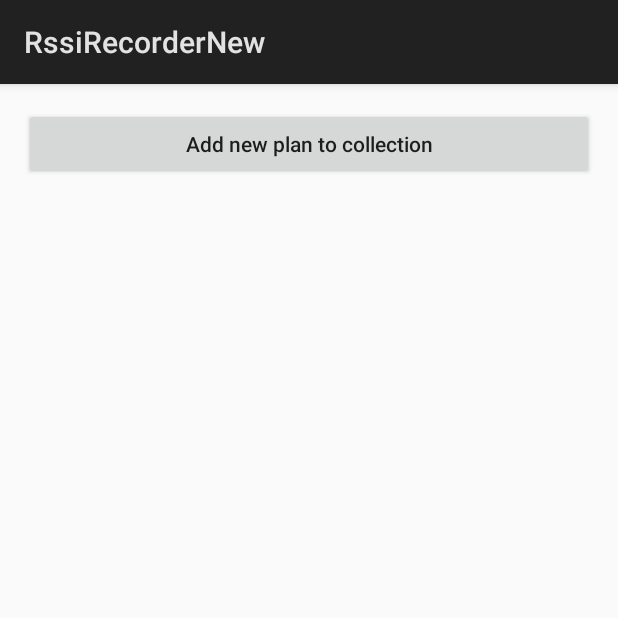
After one commit to themysteq/rssi-recorder-new, an Android app: the PlansManagerActivity screen opened directly, with no data from a screen before it, on a phone screen of 412 x 824 dp, the top half of it. The commit adds this screen. Run offline under Robolectric (Android 15) with nearby library versions, the phone set to English and light mode, and no system bars; our stand-ins replace EventBus; libraries missing offline, so code that uses them is left out: com.github.angads25.filepicker; 7 statements that could not run were skipped.

Commit message:
first version of PlansFileManaget - not yet able to write Plan files

```diff
--- a/app/build.gradle
+++ b/app/build.gradle
@@ -27,5 +27,8 @@ dependencies {
     testCompile 'junit:junit:4.12'
     compile 'org.greenrobot:eventbus:3.0.0'
     compile 'com.google.code.gson:gson:2.8.0'
+  //  compile 'com.github.bumptech.glide:glide:3.7.0'
+ //   compile 'com.github.esafirm.android-image-picker:imagepicker:1.5.0'
+    compile 'com.github.angads25:filepicker:1.1.0'
 
 }
--- /dev/null
+++ b/app/src/main/java/pl/mysteq/software/rssirecordernew/activities/PlansManagerActivity.java
@@ -0,0 +1,87 @@
+package pl.mysteq.software.rssirecordernew.activities;
+
+import android.app.Activity;
+import android.os.Bundle;
+import android.os.Environment;
+import android.util.Log;
+import android.view.View;
+import android.widget.Button;
+import android.widget.Toast;
+
+import com.github.angads25.filepicker.controller.DialogSelectionListener;
+import com.github.angads25.filepicker.model.DialogConfigs;
+import com.github.angads25.filepicker.model.DialogProperties;
+import com.github.angads25.filepicker.view.FilePickerDialog;
+
+import org.greenrobot.eventbus.EventBus;
+
+import java.io.File;
+
+import pl.mysteq.software.rssirecordernew.R;
+import pl.mysteq.software.rssirecordernew.events.AddPlanEvent;
+import pl.mysteq.software.rssirecordernew.managers.PlansFileManager;
+
+public class PlansManagerActivity extends Activity {
+
+    //class wide variables
+    private static final String LogTAG = "PlansManagerActivity";
+    private DialogProperties chooseNewPlanProperties;
+    private FilePickerDialog chooseNewPlanDialog;
+    private PlansFileManager plansFileManager;
+
+    //widgets
+    Button addNewPlanButton ;
+
+
+
+    @Override
+    protected void onCreate(Bundle savedInstanceState) {
+        super.onCreate(savedInstanceState);
+        setContentView(R.layout.activity_plans_manager);
+
+        addNewPlanButton = (Button) findViewById(R.id.addNewPlanButton);
+
+
+        addNewPlanButton.setOnClickListener(new View.OnClickListener() {
+            @Override
+            public void onClick(View v) {
+
+                chooseNewPlanDialog = new FilePickerDialog(v.getContext(),chooseNewPlanProperties);
+                chooseNewPlanDialog.setDialogSelectionListener(new DialogSelectionListener() {
+                    @Override
+                    public void onSelectedFilePaths(String[] files) {
+                        if(files.length ==1){
+                            Log.d(LogTAG,"Sending event: "+files[0]);
+                            EventBus.getDefault().post(new AddPlanEvent(files[0]));
+
+                        }
+                        else
+                        {
+                            Toast.makeText(getApplicationContext(),"Select failed.",Toast.LENGTH_SHORT).show();
+                        }
+                    }
+                });
+                chooseNewPlanDialog.setTitle("Pick a plan");
+                chooseNewPlanDialog.show();
+            }
+        });
+
+    }
+
+    @Override
+    public void onContentChanged() {
+        super.onContentChanged();
+
+        plansFileManager = PlansFileManager.getInstance();
+
+        chooseNewPlanProperties = new DialogProperties();
+        chooseNewPlanProperties.selection_type = DialogConfigs.SINGLE_MODE;
+        chooseNewPlanProperties.selection_type=DialogConfigs.FILE_SELECT;
+        chooseNewPlanProperties.root = Environment.getExternalStorageDirectory();
+        chooseNewPlanProperties.error_dir = new File(DialogConfigs.DEFAULT_DIR);
+        chooseNewPlanProperties.offset = Environment.getExternalStoragePublicDirectory(Environment.DIRECTORY_DOWNLOADS);
+        chooseNewPlanProperties.extensions = PlansFileManager.plans_extensions.split(":");
+
+
+    }
+}
--- a/app/src/main/res/layout/activity_main.xml
+++ b/app/src/main/res/layout/activity_main.xml
@@ -8,7 +8,7 @@
     android:paddingLeft="@dimen/activity_horizontal_margin"
     android:paddingRight="@dimen/activity_horizontal_margin"
     android:paddingTop="@dimen/activity_vertical_margin"
-    tools:context="pl.mysteq.software.rssirecordernew.MainActivity">
+    tools:context="pl.mysteq.software.rssirecordernew.activities.MainActivity">
 
     <LinearLayout
         android:orientation="vertical"
--- /dev/null
+++ b/app/src/main/res/layout/activity_plans_manager.xml
@@ -0,0 +1,40 @@
+<?xml version="1.0" encoding="utf-8"?>
+<RelativeLayout xmlns:android="http://schemas.android.com/apk/res/android"
+    xmlns:tools="http://schemas.android.com/tools"
+    android:id="@+id/activity_plans_manager"
+    android:layout_width="match_parent"
+    android:layout_height="match_parent"
+    android:paddingBottom="@dimen/activity_vertical_margin"
+    android:paddingLeft="@dimen/activity_horizontal_margin"
+    android:paddingRight="@dimen/activity_horizontal_margin"
+    android:paddingTop="@dimen/activity_vertical_margin"
+    tools:context="pl.mysteq.software.rssirecordernew.activities.PlansManagerActivity">
+
+    <LinearLayout
+        android:orientation="vertical"
+        android:layout_width="match_parent"
+        android:layout_height="match_parent"
+        android:layout_centerVertical="true"
+        android:layout_centerHorizontal="true">
+
+        <LinearLayout
+            android:orientation="horizontal"
+            android:layout_width="match_parent"
+            android:layout_height="wrap_content">
+
+            <Button
+                android:text="Add new plan to collection"
+                android:layout_width="wrap_content"
+                android:layout_height="wrap_content"
+                android:id="@+id/addNewPlanButton"
+                android:layout_weight="1"
+                android:textAllCaps="false"
+                android:textAlignment="center" />
+        </LinearLayout>
+
+        <ListView
+            android:layout_width="match_parent"
+            android:layout_height="match_parent"
+            android:id="@+id/plansListView" />
+    </LinearLayout>
+</RelativeLayout>
```
Also changed, not shown: app/src/main/AndroidManifest.xml (+10 -2 lines), app/src/main/java/pl/mysteq/software/rssirecordernew/MainActivity.java (deleted, +0 -13 lines), app/src/main/java/pl/mysteq/software/rssirecordernew/activities/MainActivity.java (added, +35 -0 lines), app/src/main/java/pl/mysteq/software/rssirecordernew/events/AddPlanEvent.java (added, +15 -0 lines), app/src/main/java/pl/mysteq/software/rssirecordernew/events/GetMeasuresEvent.java (added, +9 -0 lines), app/src/main/java/pl/mysteq/software/rssirecordernew/events/MeasuresReadyEvent.java (added, +10 -0 lines), app/src/main/java/pl/mysteq/software/rssirecordernew/events/MeasuresSavedEvent.java (added, +8 -0 lines), app/src/main/java/pl/mysteq/software/rssirecordernew/events/PlansReloadedEvent.java (added, +22 -0 lines), app/src/main/java/pl/mysteq/software/rssirecordernew/events/ReloadPlansEvent.java (added, +9 -0 lines), app/src/main/java/pl/mysteq/software/rssirecordernew/events/SaveMeasuresEvent.java (added, +8 -0 lines), app/src/main/java/pl/mysteq/software/rssirecordernew/managers/PlansFileManager.java (added, +113 -0 lines), app/src/main/java/pl/mysteq/software/rssirecordernew/structures/PlanBundle.java (added, +47 -0 lines).
